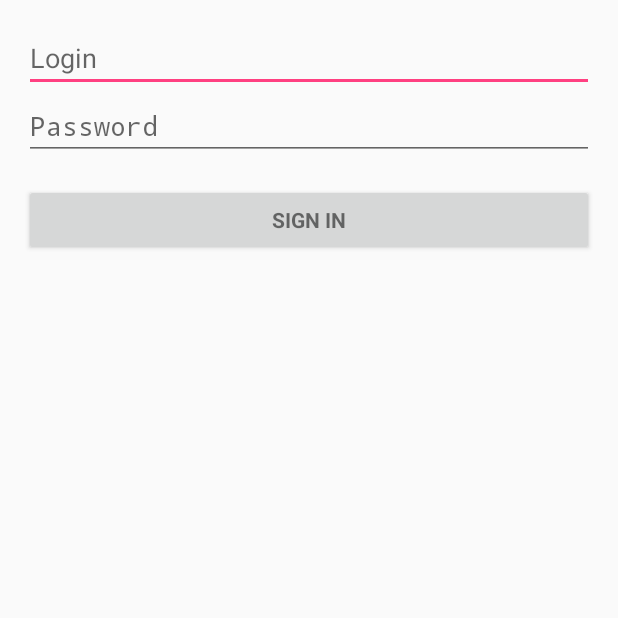
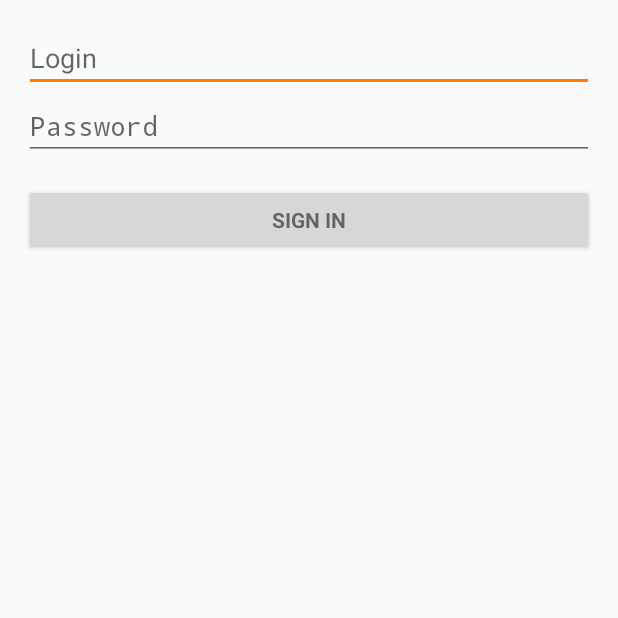
Before and after one commit to noowy/f1-factory-datahub, an Android app: the screen it shows after launch (LoginActivity), on a phone screen of 412 x 824 dp, the top half of it. Run offline under Robolectric (Android 15) with nearby library versions, the phone set to English and light mode, and no system bars.

Commit message:
changed main colors of app

```diff
--- a/app/src/main/res/values/colors.xml
+++ b/app/src/main/res/values/colors.xml
@@ -1,6 +1,6 @@
 <?xml version="1.0" encoding="utf-8"?>
 <resources>
-    <color name="colorPrimary">#3F51B5</color>
-    <color name="colorPrimaryDark">#303F9F</color>
-    <color name="colorAccent">#FF4081</color>
+    <color name="colorPrimary">#009933</color>
+    <color name="colorPrimaryDark">#00802b</color>
+    <color name="colorAccent">#ff8000</color>
 </resources>
```
